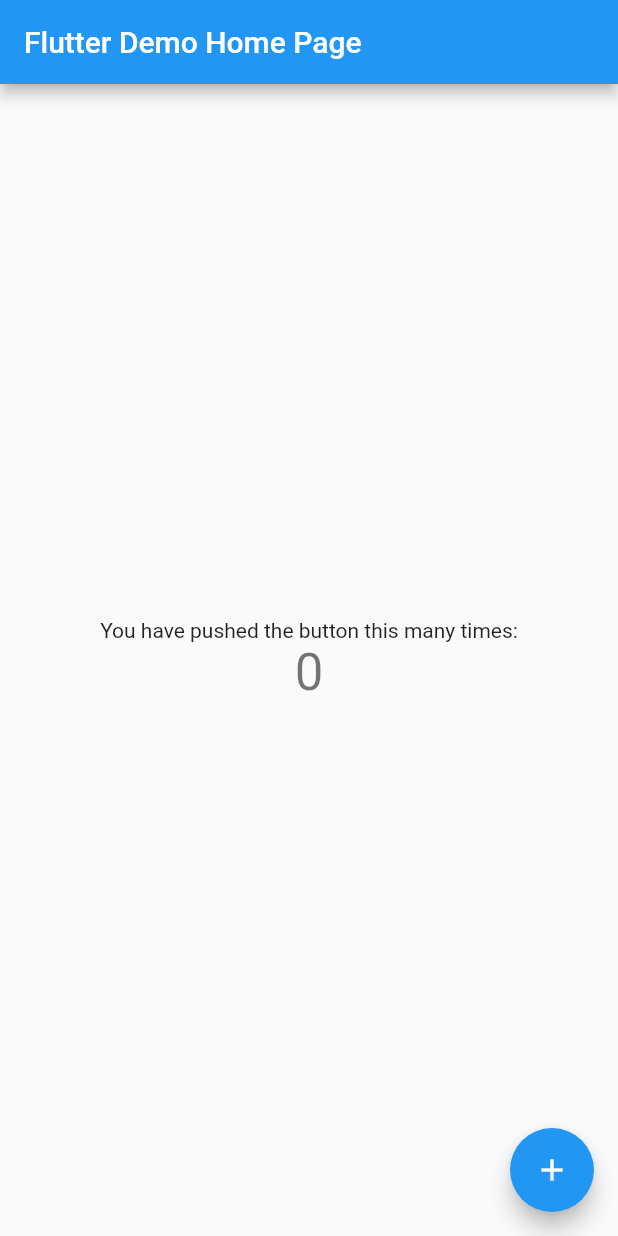
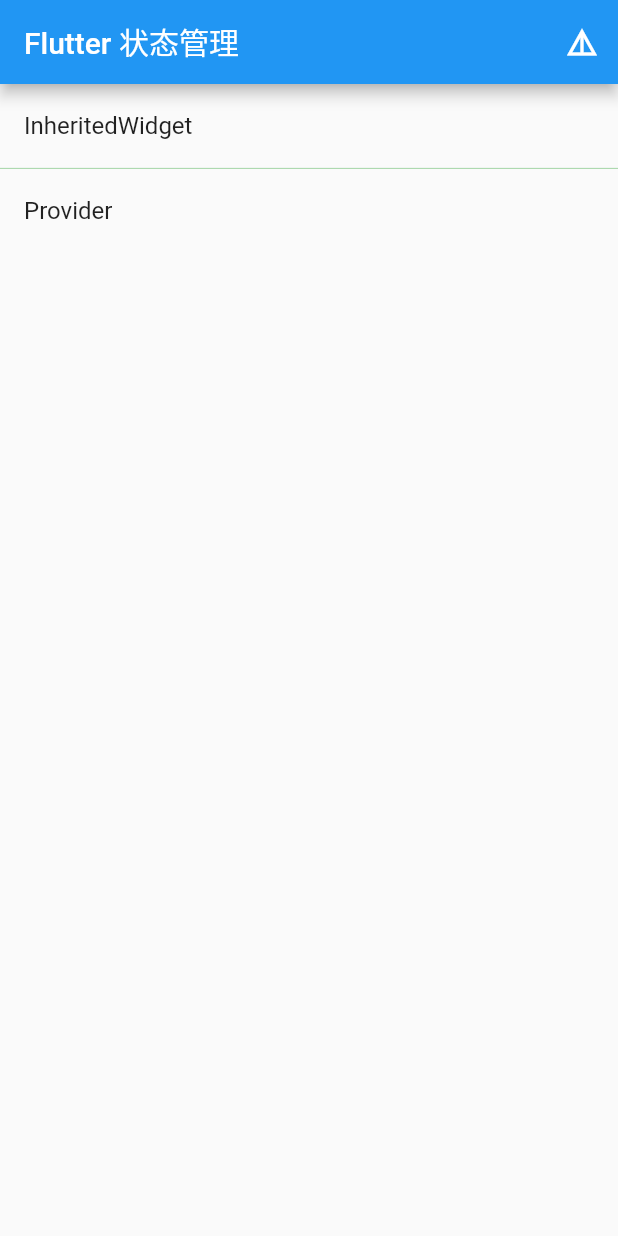
Before and after one commit to MengLiMing/flutter_provider_demo, a Flutter app: the screen it shows after launch, on a phone screen of 412 x 824 dp. Run offline on Flutter 3.47's test engine with Material 2 defaults, Android fonts, the phone set to English and light mode, and no system bars; our stand-ins replace webview_flutter.

Commit message:
provider-demo

```diff
--- a/lib/main.dart
+++ b/lib/main.dart
@@ -1,4 +1,7 @@
 import 'package:flutter/material.dart';
+import 'package:flutter_provider_demo/inherited_test.dart';
+import 'package:flutter_provider_demo/provider_test.dart';
+import 'package:flutter_provider_demo/web_page.dart';
 
 void main() {
   runApp(const MyApp());
@@ -12,104 +15,91 @@
   Widget build(BuildContext context) {
     return MaterialApp(
       title: 'Flutter Demo',
+      routes: {
+        '/': (context) => const MyHomePage(),
+        CounterPage.route: (context) => const CounterPage(),
+        WebPage.route: (context) => const WebPage(),
+        ProviderPage.route: (context) => const ProviderPage(),
+      },
       theme: ThemeData(
-        // This is the theme of your application.
-        //
-        // Try running your application with "flutter run". You'll see the
-        // application has a blue toolbar. Then, without quitting the app, try
-        // changing the primarySwatch below to Colors.green and then invoke
-        // "hot reload" (press "r" in the console where you ran "flutter run",
-        // or simply save your changes to "hot reload" in a Flutter IDE).
-        // Notice that the counter didn't reset back to zero; the application
-        // is not restarted.
         primarySwatch: Colors.blue,
       ),
-      home: const MyHomePage(title: 'Flutter Demo Home Page'),
     );
   }
 }
 
 class MyHomePage extends StatefulWidget {
-  const MyHomePage({Key? key, required this.title}) : super(key: key);
-
-  // This widget is the home page of your application. It is stateful, meaning
-  // that it has a State object (defined below) that contains fields that affect
-  // how it looks.
-
-  // This class is the configuration for the state. It holds the values (in this
-  // case the title) provided by the parent (in this case the App widget) and
-  // used by the build method of the State. Fields in a Widget subclass are
-  // always marked "final".
-
-  final String title;
+  const MyHomePage({Key? key}) : super(key: key);
 
   @override
   State<MyHomePage> createState() => _MyHomePageState();
 }
 
 class _MyHomePageState extends State<MyHomePage> {
-  int _counter = 0;
-
-  void _incrementCounter() {
-    setState(() {
-      // This call to setState tells the Flutter framework that something has
-      // changed in this State, which causes it to rerun the build method below
-      // so that the display can reflect the updated values. If we changed
-      // _counter without calling setState(), then the build method would not be
-      // called again, and so nothing would appear to happen.
-      _counter++;
-    });
-  }
+  final List<HomeListItem> _items = const [
+    HomeListItem(title: "InheritedWidget", route: CounterPage.route),
+    HomeListItem(title: 'Provider', route: ProviderPage.route),
+  ];
 
   @override
   Widget build(BuildContext context) {
-    // This method is rerun every time setState is called, for instance as done
-    // by the _incrementCounter method above.
-    //
-    // The Flutter framework has been optimized to make rerunning build methods
-    // fast, so that you can just rebuild anything that needs updating rather
-    // than having to individually change instances of widgets.
     return Scaffold(
       appBar: AppBar(
-        // Here we take the value from the MyHomePage object that was created by
-        // the App.build method, and use it to set our appbar title.
-        title: Text(widget.title),
+        title: const Text("Flutter 状态管理"),
+        actions: [
+          _webAction(context),
+        ],
       ),
-      body: Center(
-        // Center is a layout widget. It takes a single child and positions it
-        // in the middle of the parent.
-        child: Column(
-          // Column is also a layout widget. It takes a list of children and
-          // arranges them vertically. By default, it sizes itself to fit its
-          // children horizontally, and tries to be as tall as its parent.
-          //
-          // Invoke "debug painting" (press "p" in the console, choose the
-          // "Toggle Debug Paint" action from the Flutter Inspector in Android
-          // Studio, or the "Toggle Debug Paint" command in Visual Studio Code)
-          // to see the wireframe for each widget.
-          //
-          // Column has various properties to control how it sizes itself and
-          // how it positions its children. Here we use mainAxisAlignment to
-          // center the children vertically; the main axis here is the vertical
-          // axis because Columns are vertical (the cross axis would be
-          // horizontal).
-          mainAxisAlignment: MainAxisAlignment.center,
-          children: <Widget>[
-            const Text(
-              'You have pushed the button this many times:',
-            ),
-            Text(
-              '$_counter',
-              style: Theme.of(context).textTheme.headline4,
-            ),
-          ],
-        ),
+      body: ListView.separated(
+        itemBuilder: _listItem,
+        separatorBuilder: _sepetatorBuilder,
+        itemCount: _items.length,
       ),
-      floatingActionButton: FloatingActionButton(
-        onPressed: _incrementCounter,
-        tooltip: 'Increment',
-        child: const Icon(Icons.add),
-      ), // This trailing comma makes auto-formatting nicer for build methods.
+    );
+  }
+
+  Widget _webAction(BuildContext context) {
+    return IconButton(
+      onPressed: () {
+        Navigator.of(context).pushNamed(
+          WebPage.route,
+          arguments:
+              const WebPageParams(url: 'https://note.youdao.com/s/6ynAn0Yq'),
+        );
+      },
+      icon: const Icon(
+        Icons.details,
+        color: Colors.white,
+      ),
+    );
+  }
+
+  Widget _listItem(BuildContext context, int index) {
+    final item = _items[index];
+    return ListTile(
+      onTap: () => _onTap(context, item),
+      title: Text(item.title),
+    );
+  }
+
+  void _onTap(BuildContext context, HomeListItem item) {
+    Navigator.of(context).pushNamed(item.route);
+  }
+
+  Widget _sepetatorBuilder(BuildContext context, int index) {
+    return Divider(
+      color: Colors.green.withOpacity(0.5),
+      height: 0.5,
     );
   }
 }
+
+class HomeListItem {
+  final String title;
+  final String route;
+
+  const HomeListItem({
+    required this.title,
+    required this.route,
+  });
+}
--- a/pubspec.yaml
+++ b/pubspec.yaml
@@ -3,7 +3,7 @@
 
 # The following line prevents the package from being accidentally published to
 # pub.dev using `flutter pub publish`. This is preferred for private packages.
-publish_to: 'none' # Remove this line if you wish to publish to pub.dev
+publish_to: "none" # Remove this line if you wish to publish to pub.dev
 
 # The following defines the version and build number for your application.
 # A version number is three numbers separated by dots, like 1.2.43
@@ -30,10 +30,11 @@
   flutter:
     sdk: flutter
 
-
   # The following adds the Cupertino Icons font to your application.
   # Use with the CupertinoIcons class for iOS style icons.
   cupertino_icons: ^1.0.2
+  webview_flutter: ^3.0.4
+  provider: ^6.0.3
 
 dev_dependencies:
   flutter_test:
@@ -51,7 +52,6 @@
 
 # The following section is specific to Flutter packages.
 flutter:
-
   # The following line ensures that the Material Icons font is
   # included with your application, so that you can use the icons in
   # the material Icons class.
```
Also changed, not shown: lib/inherited_test.dart (added, +85 -0 lines), lib/provider_test.dart (added, +118 -0 lines), lib/web_page.dart (added, +33 -0 lines), pubspec.lock, 10 other files.
